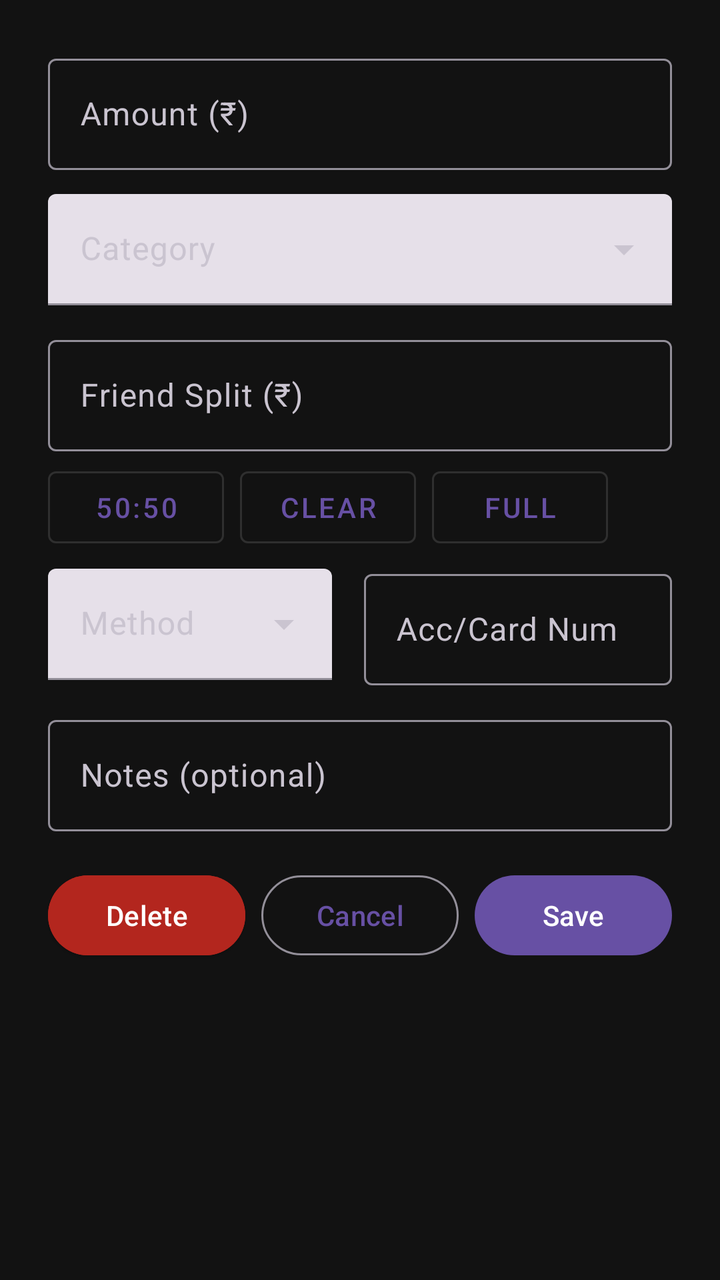
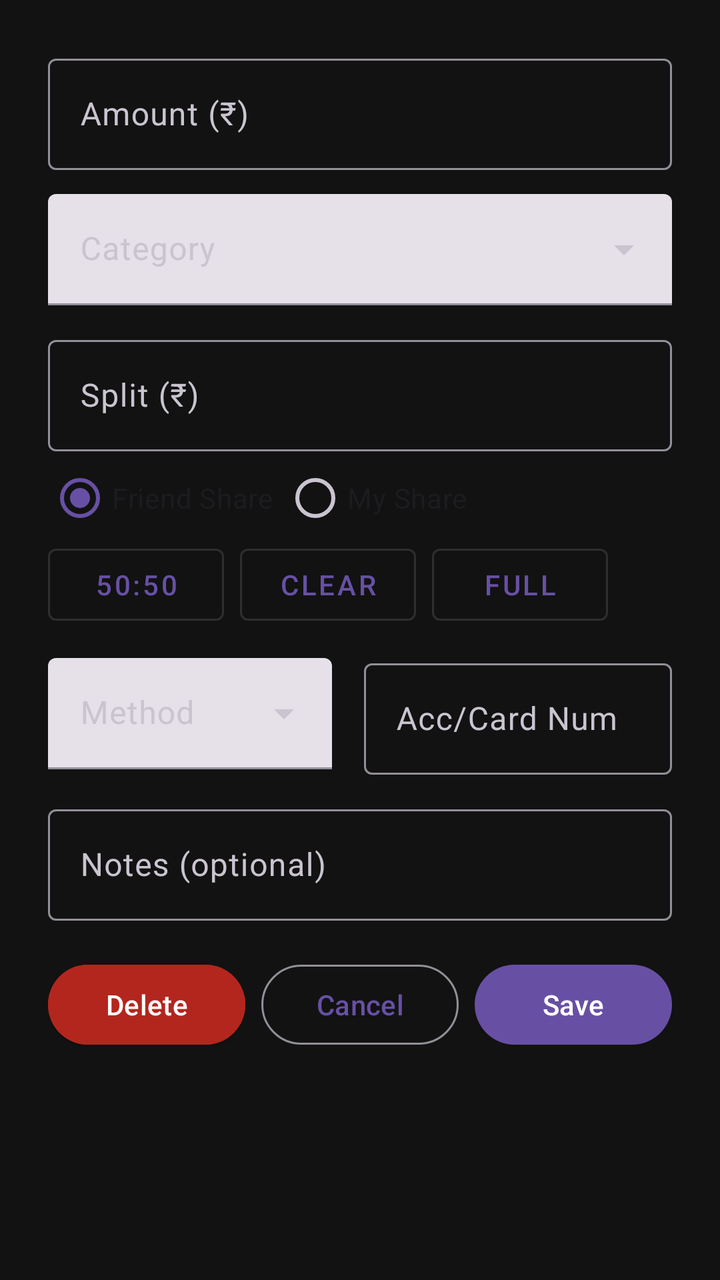

Screens rendered from an Android XML layout before and after an edit, with the pre-edit source and the edit as a unified diff.
<!-- AndroidManifest.xml: application theme AppTheme -->
<!-- res/layout/dialog_edit_transaction.xml -->
<?xml version="1.0" encoding="utf-8"?>
<LinearLayout xmlns:android="http://schemas.android.com/apk/res/android"
    xmlns:app="http://schemas.android.com/apk/res-auto"
    android:padding="24dp"
    android:layout_width="match_parent"
    android:layout_height="wrap_content"
    android:orientation="vertical">

    <com.google.android.material.textfield.TextInputLayout
        android:layout_width="match_parent"
        android:layout_height="wrap_content"
        android:hint="@string/edit_dialog_amount">
        <com.google.android.material.textfield.TextInputEditText
            android:id="@+id/inputAmount"
            android:inputType="numberDecimal"
            android:layout_width="match_parent"
            android:layout_height="wrap_content"/>
    </com.google.android.material.textfield.TextInputLayout>

    <com.google.android.material.textfield.TextInputLayout
        android:id="@+id/categoryDropdownLayout"
        android:layout_width="match_parent"
        android:layout_height="wrap_content"
        android:hint="@string/edit_dialog_category"
        style="@style/Widget.Material3.TextInputLayout.FilledBox.ExposedDropdownMenu"
        android:paddingTop="12dp"
        app:endIconDrawable="@drawable/ic_drop_down">

        <com.google.android.material.textfield.MaterialAutoCompleteTextView
            android:id="@+id/categoryDropdown"
            android:layout_width="match_parent"
            android:layout_height="wrap_content"
            android:inputType="none"
            android:focusable="true"
            android:focusableInTouchMode="true"
            android:textColor="@color/white"
            android:dropDownHeight="300dp" />
    </com.google.android.material.textfield.TextInputLayout>

    <com.google.android.material.textfield.TextInputLayout
        android:layout_marginTop="12dp"
        android:layout_width="match_parent"
        android:layout_height="wrap_content"
        android:hint="@string/edit_dialog_friend_split"
        app:placeholderText="0">
        <com.google.android.material.textfield.TextInputEditText
            android:id="@+id/inputFriendSplit"
            android:inputType="numberDecimal"
            android:layout_width="match_parent"
            android:layout_height="wrap_content" />
    </com.google.android.material.textfield.TextInputLayout>

    
    <LinearLayout
        android:layout_marginTop="4dp"
        android:orientation="horizontal"
        android:gravity="start"
        android:layout_width="match_parent"
        android:layout_height="wrap_content">

        <com.google.android.material.button.MaterialButton
            android:id="@+id/fiftyFiftyButton"
            style="@style/Widget.MaterialComponents.Button.OutlinedButton"
            android:layout_width="wrap_content"
            android:layout_height="wrap_content"
            android:text="@string/edit_dialog_50_50" />

        <com.google.android.material.button.MaterialButton
            android:id="@+id/clearButton"
            style="@style/Widget.MaterialComponents.Button.OutlinedButton"
            android:layout_width="wrap_content"
            android:layout_height="wrap_content"
            android:text="@string/edit_dialog_clear_split"
            android:layout_marginStart="8dp" />

        <com.google.android.material.button.MaterialButton
            android:id="@+id/fullSplitButton"
            style="@style/Widget.MaterialComponents.Button.OutlinedButton"
            android:layout_width="wrap_content"
            android:layout_height="wrap_content"
            android:text="@string/edit_dialog_full_split"
            android:layout_marginStart="8dp" />
    </LinearLayout>

    <LinearLayout
        android:layout_marginTop="4dp"
        android:layout_width="match_parent"
        android:layout_height="wrap_content"
        android:baselineAligned="false"
        android:orientation="horizontal"
        android:gravity="center_vertical">

        
        <com.google.android.material.textfield.TextInputLayout
            android:layout_width="0dp"
            android:layout_height="wrap_content"
            android:layout_weight="1"
            android:hint="@string/edit_dialog_transaction_method_text"
            style="@style/Widget.Material3.TextInputLayout.FilledBox.ExposedDropdownMenu"
            app:endIconDrawable="@drawable/ic_drop_down">

            <com.google.android.material.textfield.MaterialAutoCompleteTextView
                android:id="@+id/transactionMethod"
                android:layout_width="match_parent"
                android:layout_height="wrap_content"
                android:inputType="none"
                android:focusable="true"
                android:focusableInTouchMode="true"
                android:textColor="@color/white"
                android:dropDownHeight="105dp"
                android:singleLine="true" />
        </com.google.android.material.textfield.TextInputLayout>

        
        <com.google.android.material.textfield.TextInputLayout
            android:layout_width="12dp"
            android:layout_height="wrap_content"
            android:layout_weight="1"
            android:layout_marginStart="16dp"
            android:hint="@string/edit_dialog_account_number_text"
            app:placeholderText="1234">

            <com.google.android.material.textfield.TextInputEditText
                android:id="@+id/transactionAccountNumber"
                android:inputType="number"
                android:maxLength="4"
                android:layout_width="match_parent"
                android:layout_height="wrap_content" />
        </com.google.android.material.textfield.TextInputLayout>

    </LinearLayout>


    <com.google.android.material.textfield.TextInputLayout
        android:layout_marginTop="12dp"
        android:layout_width="match_parent"
        android:layout_height="wrap_content"
        android:hint="@string/edit_dialog_notes">
        <com.google.android.material.textfield.TextInputEditText
            android:id="@+id/inputNotes"
            android:inputType="textCapSentences"
            android:maxLength="255"
            android:layout_width="match_parent"
            android:layout_height="wrap_content"/>
    </com.google.android.material.textfield.TextInputLayout>

    
    <LinearLayout
        android:layout_marginTop="18dp"
        android:orientation="horizontal"
        android:layout_width="match_parent"
        android:layout_height="wrap_content"
        android:gravity="center"
        android:weightSum="3">

        <com.google.android.material.button.MaterialButton
            android:id="@+id/deleteButton"
            style="@style/Widget.Material3.Button.ElevatedButton"
            android:layout_width="0dp"
            android:layout_weight="1"
            android:layout_height="wrap_content"
            android:text="@string/edit_dialog_delete_button"
            android:backgroundTint="@color/md_theme_error"
            android:textColor="@color/white"
            android:layout_marginEnd="8dp" /> 

        <com.google.android.material.button.MaterialButton
            android:id="@+id/cancelButton"
            style="@style/Widget.Material3.Button.OutlinedButton"
            android:layout_width="0dp"
            android:layout_weight="1"
            android:layout_height="wrap_content"
            android:text="@string/edit_dialog_cancel_button"
            android:layout_marginEnd="8dp" />

        <com.google.android.material.button.MaterialButton
            android:id="@+id/saveButton"
            style="@style/Widget.Material3.Button"
            android:layout_width="0dp"
            android:layout_weight="1"
            android:layout_height="wrap_content"
            android:text="@string/edit_dialog_save_button" />

    </LinearLayout>

</LinearLayout>
<!-- resources referenced by this layout -->
<resources>
  <color name="md_theme_error">#B3261E</color>
  <color name="white">#FFFFFFFF</color>
  <!-- drawable ic_drop_down (drawable) -->
  <vector xmlns:android="http://schemas.android.com/apk/res/android" android:height="24dp" android:tint="#FFFFFF" android:viewportHeight="24" android:viewportWidth="24" android:width="24dp">
        
      <path android:fillColor="@android:color/white" android:pathData="M7,10l5,5 5,-5z"/>
      
  </vector>
  <string name="edit_dialog_50_50">50:50</string>
  <string name="edit_dialog_account_number_text">Acc/Card Num</string>
  <string name="edit_dialog_amount">Amount (₹)</string>
  <string name="edit_dialog_cancel_button">Cancel</string>
  <string name="edit_dialog_category">Category</string>
  <string name="edit_dialog_clear_split">Clear</string>
  <string name="edit_dialog_delete_button">Delete</string>
  <string name="edit_dialog_friend_split">Friend Split (₹)</string>
  <string name="edit_dialog_full_split">Full</string>
  <string name="edit_dialog_notes">Notes (optional)</string>
  <string name="edit_dialog_save_button">Save</string>
  <string name="edit_dialog_transaction_method_text">Method</string>
  <style name="AppTheme" parent="Theme.Material3.DayNight.NoActionBar">
          
          <item name="colorPrimary">@color/md_theme_primary</item>
          <item name="colorOnPrimary">@color/md_theme_onPrimary</item>
  
          
          <item name="android:colorBackground">@color/md_theme_background</item>
          <item name="colorOnBackground">@color/md_theme_onBackground</item>
  
          
          <item name="colorSurface">@color/md_theme_surface</item>
          <item name="colorOnSurface">@color/md_theme_onSurface</item>
  
          
          <item name="colorError">@color/md_theme_error</item>
          <item name="colorOnError">@color/md_theme_onError</item>
  
          
          <item name="windowActionBar">false</item>
          <item name="windowNoTitle">true</item>
  
          <item name="colorPrimaryContainer">@color/md_theme_primaryContainer</item>
          <item name="colorOnPrimaryContainer">@color/md_theme_onPrimaryContainer</item>
  
          <item name="colorSecondary">@color/md_theme_secondary</item>
          <item name="colorOnSecondary">@color/md_theme_onSecondary</item>
          <item name="colorSecondaryContainer">@color/md_theme_secondaryContainer</item>
          <item name="colorOnSecondaryContainer">@color/md_theme_onSecondaryContainer</item>
  
          <item name="colorSurfaceVariant">@color/md_theme_surfaceVariant</item>
          <item name="colorOnSurfaceVariant">@color/md_theme_onSurfaceVariant</item>
  
          <item name="colorOutline">@color/md_theme_outline</item>
      </style>
  <color name="md_theme_primary">#6750A4</color>
  <color name="md_theme_onPrimary">#FFFFFF</color>
  <color name="md_theme_background">#121212</color>
  <color name="md_theme_onBackground">#E0E0E0</color>
  <color name="md_theme_surface">#1E1E1E</color>
  <color name="md_theme_onSurface">#FFFFFF</color>
  <color name="md_theme_onError">#FFFFFF</color>
  <color name="md_theme_primaryContainer">#EADDFF</color>
  <color name="md_theme_onPrimaryContainer">#21005D</color>
  <color name="md_theme_secondary">#625B71</color>
  <color name="md_theme_onSecondary">#FFFFFF</color>
  <color name="md_theme_secondaryContainer">#E8DEF8</color>
  <color name="md_theme_onSecondaryContainer">#1D192B</color>
  <color name="md_theme_surfaceVariant">#49454F</color>
  <color name="md_theme_onSurfaceVariant">#CAC4D0</color>
  <color name="md_theme_outline">#938F99</color>
</resources>

<!-- the commit's change to res/layout/dialog_edit_transaction.xml (unified diff, before → after) -->
@@ -50,9 +50,32 @@
             android:layout_height="wrap_content" />
     </com.google.android.material.textfield.TextInputLayout>
 
+    <RadioGroup
+        android:id="@+id/splitOwnerRadioGroup"
+        android:layout_width="match_parent"
+        android:layout_height="wrap_content"
+        android:layout_marginTop="-1dp"
+        android:orientation="horizontal">
+
+        <com.google.android.material.radiobutton.MaterialRadioButton
+            android:id="@+id/radioFriendShare"
+            android:layout_width="wrap_content"
+            android:layout_height="wrap_content"
+            android:text="@string/edit_dialog_friend_share"
+            android:checked="true"/>
+
+        <com.google.android.material.radiobutton.MaterialRadioButton
+            android:id="@+id/radioMyShare"
+            android:layout_width="wrap_content"
+            android:layout_height="wrap_content"
+            android:layout_marginStart="5dp"
+            android:text="@string/edit_dialog_my_share"/>
+
+    </RadioGroup>
+
     
     <LinearLayout
-        android:layout_marginTop="4dp"
+        android:layout_marginTop="-5dp"
         android:orientation="horizontal"
         android:gravity="start"
         android:layout_width="match_parent"
@@ -83,7 +106,7 @@
     </LinearLayout>
 
     <LinearLayout
-        android:layout_marginTop="4dp"
+        android:layout_marginTop="10dp"
         android:layout_width="match_parent"
         android:layout_height="wrap_content"
         android:baselineAligned="false"
<!-- resource entries referenced after the edit -->
@@ -15,8 +15,10 @@
   <string name="edit_dialog_category">Category</string>
   <string name="edit_dialog_clear_split">Clear</string>
   <string name="edit_dialog_delete_button">Delete</string>
-  <string name="edit_dialog_friend_split">Friend Split (₹)</string>
+  <string name="edit_dialog_friend_share">Friend Share</string>
+  <string name="edit_dialog_friend_split">Split (₹)</string>
   <string name="edit_dialog_full_split">Full</string>
+  <string name="edit_dialog_my_share">My Share</string>
   <string name="edit_dialog_notes">Notes (optional)</string>
   <string name="edit_dialog_save_button">Save</string>
   <string name="edit_dialog_transaction_method_text">Method</string>
